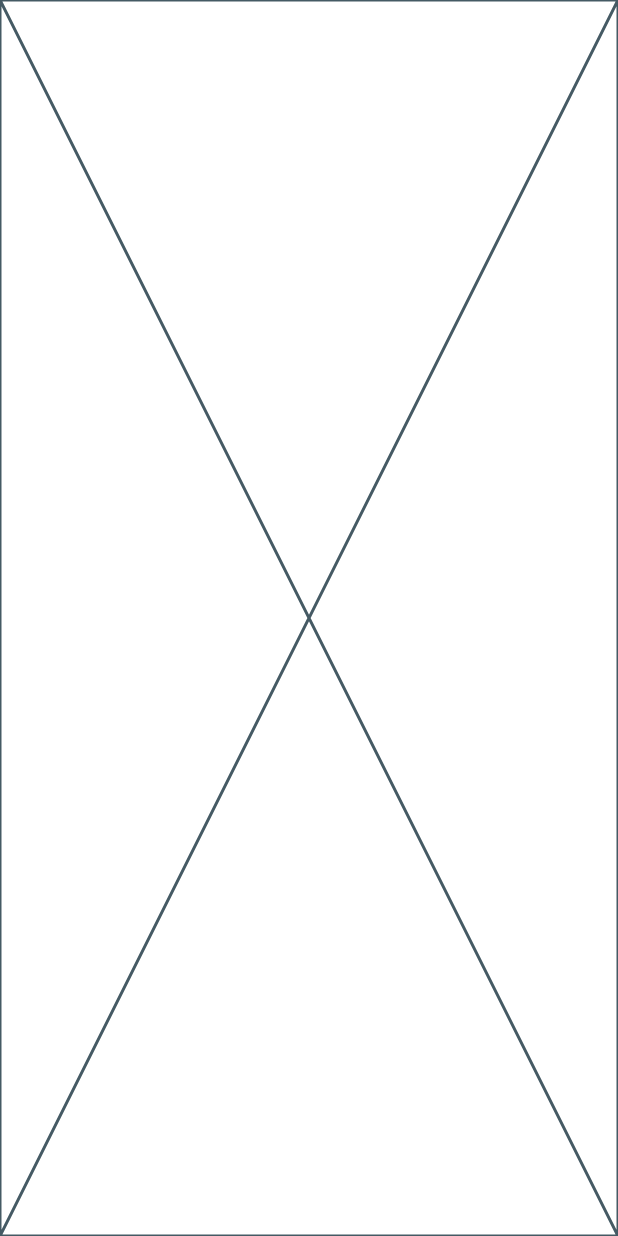
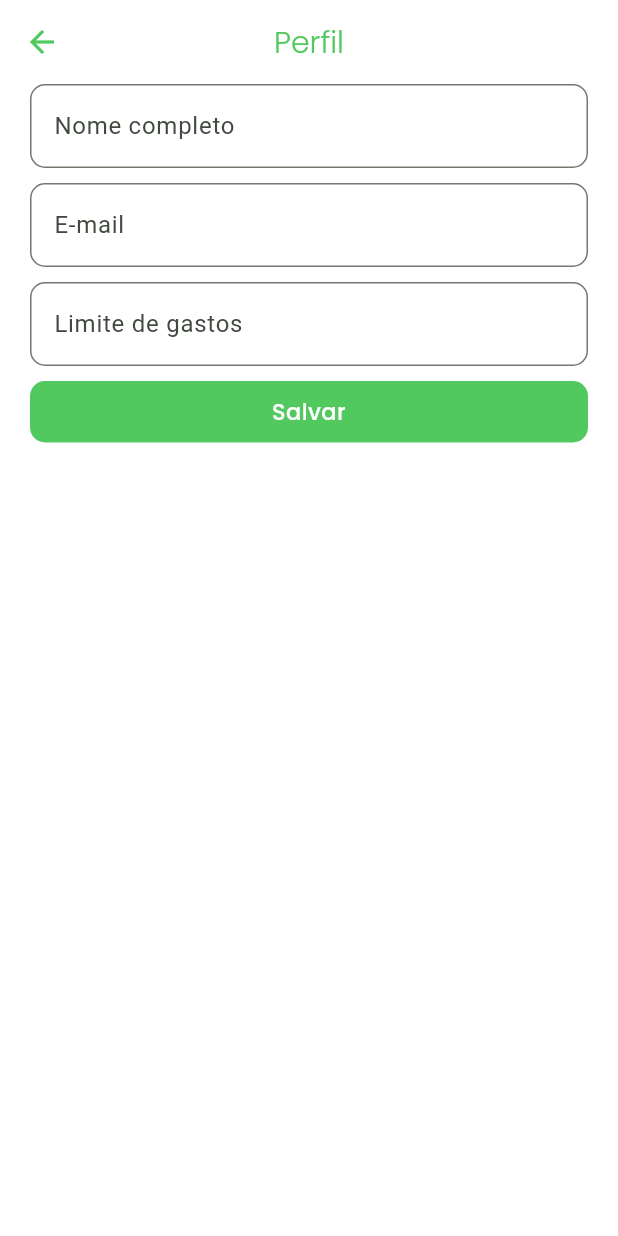
Before and after one commit to carlosabdoamaral/my-money, a Flutter app: the screen it shows after launch, after a tap on "Login", after a tap on the "person" icon, on a phone screen of 412 x 824 dp. Run offline on Flutter 3.47's test engine with Material 3 defaults, Android fonts, the phone set to English and light mode, and no system bars; our stand-ins replace google_fonts, syncfusion_flutter_charts.

Commit message:
Fixing warnings

```diff
--- a/mobile/lib/main.dart
+++ b/mobile/lib/main.dart
@@ -1,7 +1,7 @@
 import 'package:flutter/material.dart';
 import 'package:google_fonts/google_fonts.dart';
 import 'package:mobile/common/colors.dart';
-import 'package:mobile/views/LoginView.dart';
+import 'package:mobile/views/signin_view.dart';
 
 void main() {
   WidgetsFlutterBinding.ensureInitialized();
@@ -9,7 +9,7 @@ void main() {
 }
 
 class MyMoney extends StatefulWidget {
-  const MyMoney({Key? key}) : super(key: key);
+  const MyMoney({super.key});
 
   @override
   State<MyMoney> createState() => _MyMoneyState();
@@ -30,7 +30,7 @@ class _MyMoneyState extends State<MyMoney> {
             ),
           ),
         ),
-        scaffoldBackgroundColor: Color.fromARGB(255, 255, 255, 255),
+        scaffoldBackgroundColor: const Color.fromARGB(255, 255, 255, 255),
         appBarTheme: AppBarTheme(
           foregroundColor: green,
           centerTitle: true,
@@ -48,7 +48,7 @@ class _MyMoneyState extends State<MyMoney> {
           titleLarge: GoogleFonts.poppins(),
         ),
       ),
-      home: const LoginView(),
+      home: const SignInView(),
     );
   }
 }
--- a/mobile/lib/views/ProfileView.dart
+++ /dev/null
@@ -1,15 +0,0 @@
-import 'package:flutter/material.dart';
-
-class ProfileView extends StatefulWidget {
-  const ProfileView({super.key});
-
-  @override
-  State<ProfileView> createState() => _ProfileViewState();
-}
-
-class _ProfileViewState extends State<ProfileView> {
-  @override
-  Widget build(BuildContext context) {
-    return const Placeholder();
-  }
-}
--- a/mobile/lib/views/DashboardView.dart
+++ b/mobile/lib/views/dashboard_view.dart
@@ -1,13 +1,12 @@
-import 'package:flutter/cupertino.dart';
 import 'package:flutter/material.dart';
-import 'package:flutter/widgets.dart';
 import 'package:google_fonts/google_fonts.dart';
 import 'package:mobile/common/colors.dart';
-import 'package:mobile/views/LoginView.dart';
-import 'package:mobile/views/ProfileView.dart';
-import 'package:mobile/views/TransactionsListView.dart';
-import 'package:mobile/widgets/DashboardAmountWidget.dart';
-import 'package:mobile/widgets/TransactionRowWidget.dart';
+import 'package:mobile/views/signin_view.dart';
+import 'package:mobile/views/profile_view.dart';
+import 'package:mobile/views/transaction_list_view.dart';
+import 'package:mobile/widgets/add_transaction_modal.dart';
+import 'package:mobile/widgets/dashboard_amount_widget.dart';
+import 'package:mobile/widgets/transaction_row_widget.dart';
 import 'package:syncfusion_flutter_charts/charts.dart';
 
 class SalesData {
@@ -66,7 +65,7 @@ class _DashboardViewState extends State<DashboardView> {
                   onTap: () {
                     Navigator.of(context).push(
                       MaterialPageRoute(
-                        builder: (context) => const LoginView(),
+                        builder: (context) => const SignInView(),
                       ),
                     );
                   },
@@ -84,7 +83,7 @@ class _DashboardViewState extends State<DashboardView> {
         child: SingleChildScrollView(
           physics: const AlwaysScrollableScrollPhysics(),
           child: Container(
-            margin: EdgeInsets.symmetric(horizontal: 20),
+            margin: const EdgeInsets.symmetric(horizontal: 20),
             child: Column(
               children: [
                 Row(
@@ -126,7 +125,7 @@ class _DashboardViewState extends State<DashboardView> {
                 const SizedBox(height: 10),
                 Container(
                   height: MediaQuery.of(context).size.height * 0.3,
-                  padding: EdgeInsets.all(10),
+                  padding: const EdgeInsets.all(10),
                   decoration: BoxDecoration(
                     color: Colors.black.withOpacity(0.02),
                     borderRadius: BorderRadius.circular(10),
@@ -162,7 +161,7 @@ class _DashboardViewState extends State<DashboardView> {
                   ],
                 ),
                 const SizedBox(height: 10),
-                for (var i in [0, 1, 2]) TransactionRowWidget(),
+                for (var _ in [0, 1, 2]) const TransactionRowWidget(),
                 const SizedBox(height: 5),
                 GestureDetector(
                   onTap: () {
@@ -193,6 +192,28 @@ class _DashboardViewState extends State<DashboardView> {
           ),
         ),
       ),
+      floatingActionButton: GestureDetector(
+        onTap: () {
+          showModalBottomSheet(
+            context: context,
+            builder: (BuildContext context) {
+              return const AddTransactionModal();
+            },
+          );
+        },
+        child: Container(
+          width: 60,
+          height: 60,
+          decoration: BoxDecoration(
+            color: green,
+            borderRadius: BorderRadius.circular(30),
+          ),
+          child: const Icon(
+            Icons.add,
+            color: Colors.white,
+          ),
+        ),
+      ),
     );
   }
 }
--- /dev/null
+++ b/mobile/lib/views/profile_view.dart
@@ -0,0 +1,68 @@
+import 'package:flutter/material.dart';
+import 'package:google_fonts/google_fonts.dart';
+import 'package:mobile/common/colors.dart';
+
+class ProfileView extends StatefulWidget {
+  const ProfileView({super.key});
+
+  @override
+  State<ProfileView> createState() => _ProfileViewState();
+}
+
+class _ProfileViewState extends State<ProfileView> {
+  @override
+  Widget build(BuildContext context) {
+    return Scaffold(
+      appBar: AppBar(
+        title: const Text('Perfil'),
+      ),
+      body: SafeArea(
+        child: Container(
+          margin: const EdgeInsets.symmetric(horizontal: 20),
+          child: Column(
+            children: [
+              const TextField(
+                decoration: InputDecoration(
+                  hintText: 'Nome completo',
+                ),
+              ),
+              const SizedBox(height: 10),
+              const TextField(
+                decoration: InputDecoration(
+                  hintText: 'E-mail',
+                ),
+              ),
+              const SizedBox(height: 10),
+              const TextField(
+                decoration: InputDecoration(
+                  hintText: 'Limite de gastos',
+                ),
+              ),
+              const SizedBox(height: 10),
+              GestureDetector(
+                onTap: () {},
+                child: Container(
+                  width: double.infinity,
+                  padding: const EdgeInsets.all(10),
+                  decoration: BoxDecoration(
+                    color: green,
+                    borderRadius: BorderRadius.circular(10),
+                  ),
+                  child: Text(
+                    'Salvar',
+                    textAlign: TextAlign.center,
+                    style: GoogleFonts.poppins(
+                      fontSize: 15,
+                      fontWeight: FontWeight.w500,
+                      color: Colors.white,
+                    ),
+                  ),
+                ),
+              ),
+            ],
+          ),
+        ),
+      ),
+    );
+  }
+}
--- a/mobile/lib/views/LoginView.dart
+++ b/mobile/lib/views/signin_view.dart
@@ -1,19 +1,17 @@
-import 'package:flutter/cupertino.dart';
 import 'package:flutter/material.dart';
-import 'package:flutter/widgets.dart';
 import 'package:google_fonts/google_fonts.dart';
 import 'package:mobile/common/colors.dart';
-import 'package:mobile/views/DashboardView.dart';
-import 'package:mobile/views/SignUpView.dart';
+import 'package:mobile/views/dashboard_view.dart';
+import 'package:mobile/views/signup_view.dart';
 
-class LoginView extends StatefulWidget {
-  const LoginView({super.key});
+class SignInView extends StatefulWidget {
+  const SignInView({super.key});
 
   @override
-  State<LoginView> createState() => _LoginViewState();
+  State<SignInView> createState() => _SignInViewState();
 }
 
-class _LoginViewState extends State<LoginView> {
+class _SignInViewState extends State<SignInView> {
   @override
   Widget build(BuildContext context) {
     return Scaffold(
@@ -41,13 +39,13 @@ class _LoginViewState extends State<LoginView> {
                   ),
                 ),
                 const SizedBox(height: 40),
-                TextField(
+                const TextField(
                   decoration: InputDecoration(
                     hintText: 'Login',
                   ),
                 ),
                 const SizedBox(height: 10),
-                TextField(
+                const TextField(
                   decoration: InputDecoration(
                     hintText: 'Senha',
                   ),
@@ -84,7 +82,6 @@ class _LoginViewState extends State<LoginView> {
                   width: double.infinity,
                   child: GestureDetector(
                       onTap: () {
-                        print("Redirecionar para criar conta");
                         Navigator.of(context).push(
                           MaterialPageRoute(
                             builder: (context) => const SignUpView(),
@@ -94,7 +91,7 @@ class _LoginViewState extends State<LoginView> {
                       child: Center(
                         child: Row(
                           children: [
-                            Icon(
+                            const Icon(
                               Icons.add_box,
                               color: green,
                             ),
--- a/mobile/lib/views/TransactionsListView.dart
+++ b/mobile/lib/views/transaction_list_view.dart
@@ -1,5 +1,5 @@
 import 'package:flutter/material.dart';
-import 'package:mobile/widgets/TransactionRowWidget.dart';
+import 'package:mobile/widgets/transaction_row_widget.dart';
 
 class TransactionsListView extends StatefulWidget {
   const TransactionsListView({super.key});
@@ -13,7 +13,7 @@ class _TransactionsListViewState extends State<TransactionsListView> {
   Widget build(BuildContext context) {
     return Scaffold(
       appBar: AppBar(
-        title: Text("Histórico de gastos"),
+        title: const Text("Histórico de gastos"),
       ),
       body: SafeArea(
         child: SingleChildScrollView(
@@ -22,7 +22,7 @@ class _TransactionsListViewState extends State<TransactionsListView> {
             margin: const EdgeInsets.symmetric(horizontal: 20),
             child: Column(
               children: [
-                for (var i in [0, 1, 2, 3, 4, 5, 6, 7, 8, 9, 10])
+                for (var _ in [0, 1, 2, 3, 4, 5, 6, 7, 8, 9, 10])
                   const TransactionRowWidget()
               ],
             ),
--- a/mobile/lib/widgets/DashboardAmountWidget.dart
+++ b/mobile/lib/widgets/dashboard_amount_widget.dart
@@ -1,6 +1,6 @@
-import 'package:flutter/cupertino.dart';
+// ignore_for_file: must_be_immutable
+
 import 'package:flutter/material.dart';
-import 'package:flutter/widgets.dart';
 import 'package:google_fonts/google_fonts.dart';
 import 'package:mobile/common/colors.dart';
 
@@ -19,14 +19,14 @@ class DashboardAmountWidget extends StatefulWidget {
   Color color = green;
 
   @override
-  State<DashboardAmountWidget> createState() => Dashboard_AmountWidgetState();
+  State<DashboardAmountWidget> createState() => DashboardAmountWidgetState();
 }
 
-class Dashboard_AmountWidgetState extends State<DashboardAmountWidget> {
+class DashboardAmountWidgetState extends State<DashboardAmountWidget> {
   @override
   Widget build(BuildContext context) {
     return Container(
-      padding: EdgeInsets.all(10),
+      padding: const EdgeInsets.all(10),
       decoration: BoxDecoration(
         color: widget.color,
         borderRadius: BorderRadius.circular(10),
```
Also changed, not shown: mobile/lib/views/signup_view.dart (renamed from mobile/lib/views/SignUpView.dart, +12 -5 lines), mobile/lib/widgets/add_transaction_modal.dart (added, +73 -0 lines), mobile/lib/widgets/AddTransactionModal.dart (deleted), mobile/lib/widgets/transaction_row_widget.dart (renamed from mobile/lib/widgets/TransactionRowWidget.dart), 1 other file.
